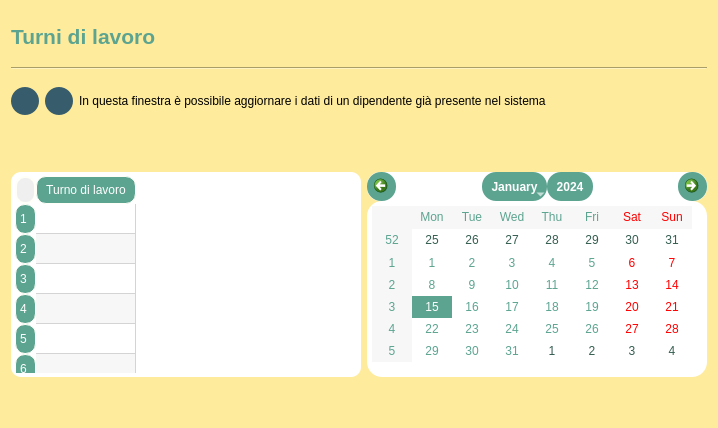
StracciaMatteo/GestioneCinema, file dipendente/DatiDipendente/view/TurniDiLavoro.ui: the form before one commit.
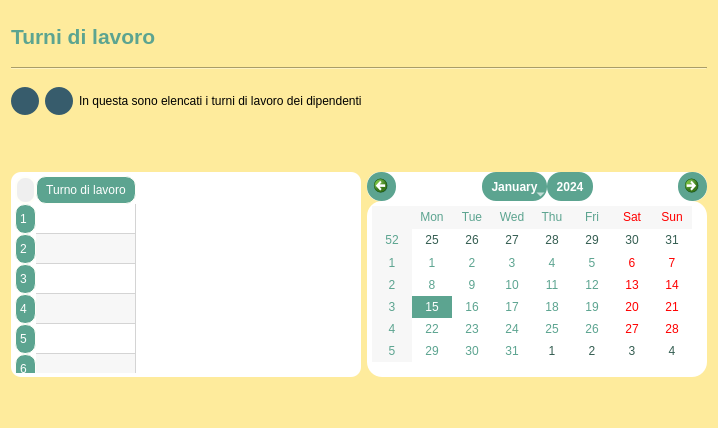
The form after the commit. Icons and pictures are not drawn.

Commit message: Piccole modifiche alle view e alla dimensione della finestra

What changed in the file:
```diff
--- a/dipendente/DatiDipendente/view/TurniDiLavoro.ui
+++ b/dipendente/DatiDipendente/view/TurniDiLavoro.ui
@@ -266,7 +266,7 @@
         </size>
        </property>
        <property name="text">
-        <string>In questa finestra è possibile aggiornare i dati di un dipendente già presente nel sistema</string>
+        <string>In questa sono elencati i turni di lavoro dei dipendenti</string>
        </property>
        <property name="wordWrap">
         <bool>true</bool>
```
The commit also changes 9 other files.
